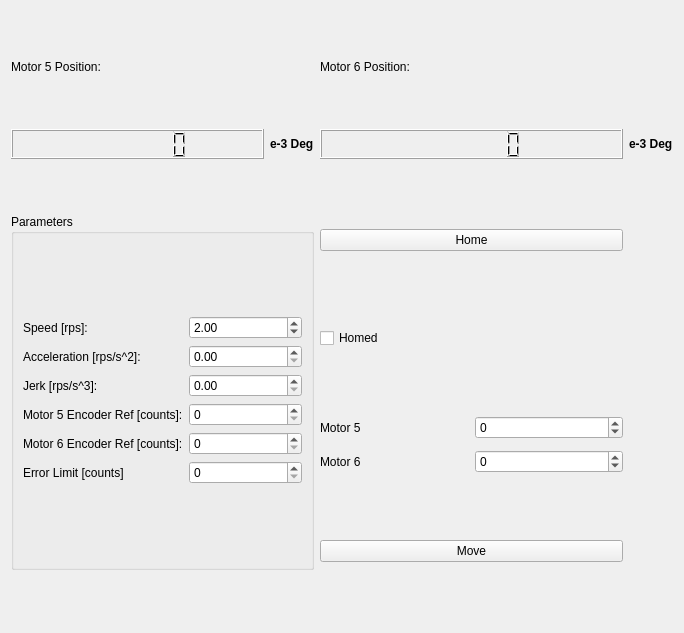
Before: the Qt Designer form flipcoil/gui/ui/ppmacwidget.ui in lnls-ima/flip-coil-control, drawn with Qt 5.
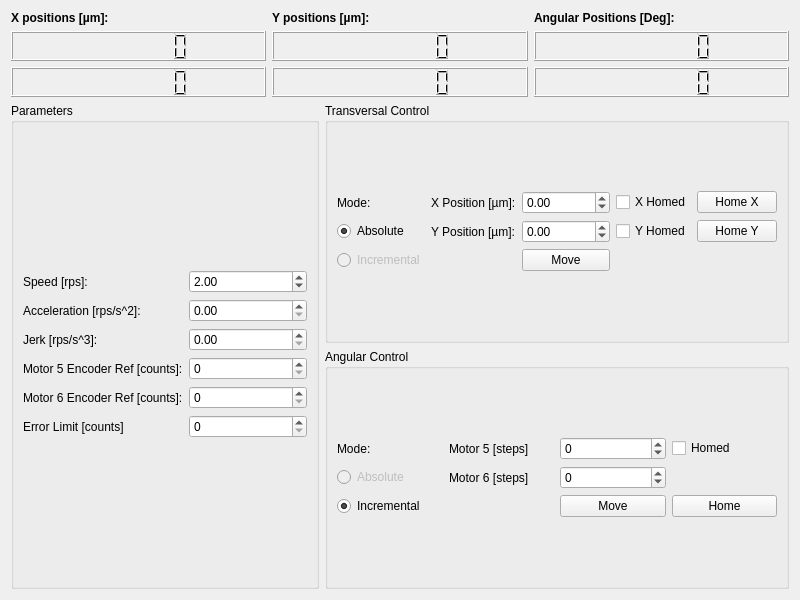
After: the same form once the commit is applied.

Diff of the .ui file:
```diff
--- a/flipcoil/gui/ui/ppmacwidget.ui
+++ b/flipcoil/gui/ui/ppmacwidget.ui
@@ -6,43 +6,57 @@
    <rect>
     <x>0</x>
     <y>0</y>
-    <width>684</width>
-    <height>633</height>
+    <width>800</width>
+    <height>600</height>
    </rect>
   </property>
   <property name="windowTitle">
    <string>Form</string>
   </property>
-  <layout class="QGridLayout" name="gridLayout_2">
-   <item row="0" column="0">
-    <widget class="QLabel" name="label_4">
-     <property name="sizePolicy">
-      <sizepolicy hsizetype="Preferred" vsizetype="Maximum">
-       <horstretch>0</horstretch>
-       <verstretch>0</verstretch>
-      </sizepolicy>
-     </property>
-     <property name="text">
-      <string>Motor 5 Position:</string>
-     </property>
-    </widget>
-   </item>
-   <item row="0" column="1">
-    <widget class="QLabel" name="label_6">
-     <property name="sizePolicy">
-      <sizepolicy hsizetype="Preferred" vsizetype="Maximum">
-       <horstretch>0</horstretch>
-       <verstretch>0</verstretch>
-      </sizepolicy>
-     </property>
-     <property name="text">
-      <string>Motor 6 Position:</string>
-     </property>
-    </widget>
-   </item>
-   <item row="1" column="0">
-    <layout class="QHBoxLayout" name="horizontalLayout_2">
-     <item>
+  <layout class="QGridLayout" name="gridLayout_8">
+   <item row="0" column="0" colspan="2">
+    <layout class="QGridLayout" name="gridLayout_2">
+     <item row="1" column="1">
+      <widget class="QLCDNumber" name="lcd_pos2">
+       <property name="digitCount">
+        <number>7</number>
+       </property>
+      </widget>
+     </item>
+     <item row="2" column="2">
+      <widget class="QLCDNumber" name="lcd_pos6">
+       <property name="sizePolicy">
+        <sizepolicy hsizetype="Minimum" vsizetype="Maximum">
+         <horstretch>0</horstretch>
+         <verstretch>0</verstretch>
+        </sizepolicy>
+       </property>
+       <property name="minimumSize">
+        <size>
+         <width>0</width>
+         <height>30</height>
+        </size>
+       </property>
+       <property name="digitCount">
+        <number>7</number>
+       </property>
+      </widget>
+     </item>
+     <item row="2" column="0">
+      <widget class="QLCDNumber" name="lcd_pos3">
+       <property name="digitCount">
+        <number>7</number>
+       </property>
+      </widget>
+     </item>
+     <item row="2" column="1">
+      <widget class="QLCDNumber" name="lcd_pos4">
+       <property name="digitCount">
+        <number>7</number>
+       </property>
+      </widget>
+     </item>
+     <item row="1" column="2">
       <widget class="QLCDNumber" name="lcd_pos5">
        <property name="sizePolicy">
         <sizepolicy hsizetype="Minimum" vsizetype="Maximum">
@@ -61,10 +75,17 @@
        </property>
       </widget>
      </item>
-     <item>
-      <widget class="QLabel" name="label_8">
+     <item row="1" column="0">
+      <widget class="QLCDNumber" name="lcd_pos1">
+       <property name="digitCount">
+        <number>7</number>
+       </property>
+      </widget>
+     </item>
+     <item row="0" column="0">
+      <widget class="QLabel" name="label_13">
        <property name="sizePolicy">
-        <sizepolicy hsizetype="Maximum" vsizetype="Maximum">
+        <sizepolicy hsizetype="Preferred" vsizetype="Maximum">
          <horstretch>0</horstretch>
          <verstretch>0</verstretch>
         </sizepolicy>
@@ -76,51 +97,51 @@
         </font>
        </property>
        <property name="text">
-        <string>e-3 Deg</string>
+        <string>X positions [µm]:</string>
+       </property>
+      </widget>
+     </item>
+     <item row="0" column="1">
+      <widget class="QLabel" name="label_14">
+       <property name="sizePolicy">
+        <sizepolicy hsizetype="Preferred" vsizetype="Maximum">
+         <horstretch>0</horstretch>
+         <verstretch>0</verstretch>
+        </sizepolicy>
+       </property>
+       <property name="font">
+        <font>
+         <weight>75</weight>
+         <bold>true</bold>
+        </font>
+       </property>
+       <property name="text">
+        <string>Y positions [µm]:</string>
+       </property>
+      </widget>
+     </item>
+     <item row="0" column="2">
+      <widget class="QLabel" name="label_15">
+       <property name="sizePolicy">
+        <sizepolicy hsizetype="Preferred" vsizetype="Maximum">
+         <horstretch>0</horstretch>
+         <verstretch>0</verstretch>
+        </sizepolicy>
+       </property>
+       <property name="font">
+        <font>
+         <weight>75</weight>
+         <bold>true</bold>
+        </font>
+       </property>
+       <property name="text">
+        <string>Angular Positions [Deg]:</string>
        </property>
       </widget>
      </item>
     </layout>
    </item>
-   <item row="1" column="1">
-    <widget class="QLCDNumber" name="lcd_pos6">
-     <property name="sizePolicy">
-      <sizepolicy hsizetype="Minimum" vsizetype="Maximum">
-       <horstretch>0</horstretch>
-       <verstretch>0</verstretch>
-      </sizepolicy>
-     </property>
-     <property name="minimumSize">
-      <size>
-       <width>0</width>
-       <height>30</height>
-      </size>
-     </property>
-     <property name="digitCount">
-      <number>7</number>
-     </property>
-    </widget>
-   </item>
-   <item row="1" column="2">
-    <widget class="QLabel" name="label_9">
-     <property name="sizePolicy">
-      <sizepolicy hsizetype="Maximum" vsizetype="Maximum">
-       <horstretch>0</horstretch>
-       <verstretch>0</verstretch>
-      </sizepolicy>
-     </property>
-     <property name="font">
-      <font>
-       <weight>75</weight>
-       <bold>true</bold>
-      </font>
-     </property>
-     <property name="text">
-      <string>e-3 Deg</string>
-     </property>
-    </widget>
-   </item>
-   <item row="2" column="0" rowspan="4">
+   <item row="1" column="0" rowspan="2">
     <widget class="QGroupBox" name="groupBox_2">
      <property name="title">
       <string>Parameters</string>
@@ -211,69 +232,226 @@
      </layout>
     </widget>
    </item>
+   <item row="1" column="1">
+    <widget class="QGroupBox" name="groupBox_3">
+     <property name="title">
+      <string>Transversal Control</string>
+     </property>
+     <layout class="QGridLayout" name="gridLayout_5">
+      <item row="0" column="0">
+       <layout class="QGridLayout" name="gridLayout_3">
+        <item row="1" column="3">
+         <widget class="QCheckBox" name="chb_homed_x_2">
+          <property name="text">
+           <string>Y Homed</string>
+          </property>
+          <property name="checkable">
+           <bool>true</bool>
+          </property>
+          <property name="tristate">
+           <bool>false</bool>
+          </property>
+         </widget>
+        </item>
+        <item row="1" column="2">
+         <widget class="QDoubleSpinBox" name="dsb_y">
+          <property name="minimum">
+           <double>-999999.000000000000000</double>
+          </property>
+          <property name="maximum">
+           <double>999999.000000000000000</double>
+          </property>
+         </widget>
+        </item>
+        <item row="0" column="1">
+         <widget class="QLabel" name="label_4">
+          <property name="text">
+           <string>X Position [µm]:</string>
+          </property>
+         </widget>
+        </item>
+        <item row="2" column="2">
+         <widget class="QPushButton" name="pbt_move_xy">
+          <property name="text">
+           <string>Move</string>
+          </property>
+         </widget>
+        </item>
+        <item row="0" column="3">
+         <widget class="QCheckBox" name="chb_homed_x">
+          <property name="text">
+           <string>X Homed</string>
+          </property>
+          <property name="checkable">
+           <bool>true</bool>
+          </property>
+          <property name="tristate">
+           <bool>false</bool>
+          </property>
+         </widget>
+        </item>
+        <item row="1" column="1">
+         <widget class="QLabel" name="label_6">
+          <property name="text">
+           <string>Y Position [µm]:</string>
+          </property>
+         </widget>
+        </item>
+        <item row="0" column="2">
+         <widget class="QDoubleSpinBox" name="dsb_x">
+          <property name="minimum">
+           <double>-999999.000000000000000</double>
+          </property>
+          <property name="maximum">
+           <double>999999.000000000000000</double>
+          </property>
+         </widget>
+        </item>
+        <item row="0" column="0">
+         <widget class="QLabel" name="label_8">
+          <property name="text">
+           <string>Mode:</string>
+          </property>
+         </widget>
+        </item>
+        <item row="1" column="0">
+         <widget class="QRadioButton" name="rdb_abs_xy">
+          <property name="text">
+           <string>Absolute</string>
+          </property>
+          <property name="checked">
+           <bool>true</bool>
+          </property>
+         </widget>
+        </item>
+        <item row="2" column="0">
+         <widget class="QRadioButton" name="rdb_inc_xy">
+          <property name="enabled">
+           <bool>false</bool>
+          </property>
+          <property name="text">
+           <string>Incremental</string>
+          </property>
+         </widget>
+        </item>
+        <item row="0" column="4">
+         <widget class="QPushButton" name="pbt_home_x">
+          <property name="text">
+           <string>Home X</string>
+          </property>
+         </widget>
+        </item>
+        <item row="1" column="4">
+         <widget class="QPushButton" name="pbt_home_y">
+          <property name="text">
+           <string>Home Y</string>
+          </property>
+         </widget>
+        </item>
+       </layout>
+      </item>
+     </layout>
+    </widget>
+   </item>
    <item row="2" column="1">
-    <widget class="QPushButton" name="pbt_home">
-     <property name="text">
-      <string>Home</string>
+    <widget class="QGroupBox" name="groupBox">
+     <property name="title">
+      <string>Angular Control</string>
      </property>
-    </widget>
-   </item>
-   <item row="3" column="1">
-    <widget class="QCheckBox" name="chb_homed">
-     <property name="text">
-      <string>Homed</string>
-     </property>
-     <property name="checkable">
-      <bool>true</bool>
-     </property>
-     <property name="tristate">
-      <bool>false</bool>
-     </property>
-    </widget>
-   </item>
-   <item row="4" column="1">
-    <layout class="QGridLayout" name="gridLayout_3">
-     <item row="0" column="0">
-      <widget class="QLabel" name="label_11">
-       <property name="text">
-        <string>Motor 5</string>
-       </property>
-      </widget>
-     </item>
-     <item row="0" column="1">
-      <widget class="QSpinBox" name="sb_steps5">
-       <property name="minimum">
-        <number>-200000</number>
-       </property>
-       <property name="maximum">
-        <number>200000</number>
-       </property>
-      </widget>
-     </item>
-     <item row="1" column="0">
-      <widget class="QLabel" name="label_12">
-       <property name="text">
-        <string>Motor 6</string>
-       </property>
-      </widget>
-     </item>
-     <item row="1" column="1">
-      <widget class="QSpinBox" name="sb_steps6">
-       <property name="minimum">
-        <number>-200000</number>
-       </property>
-       <property name="maximum">
-        <number>200000</number>
-       </property>
-      </widget>
-     </item>
-    </layout>
-   </item>
-   <item row="5" column="1">
-    <widget class="QPushButton" name="pbt_move">
-     <property name="text">
-      <string>Move</string>
-     </property>
+     <layout class="QGridLayout" name="gridLayout_7">
+      <item row="0" column="0">
+       <layout class="QGridLayout" name="gridLayout_6">
+        <item row="0" column="1">
+         <widget class="QLabel" name="label_11">
+          <property name="text">
+           <string>Motor 5 [steps]</string>
+          </property>
+         </widget>
+        </item>
+        <item row="2" column="0">
+         <widget class="QRadioButton" name="rdb_inc">
+          <property name="text">
+           <string>Incremental</string>
+          </property>
+          <property name="checked">
+           <bool>true</bool>
+          </property>
+         </widget>
+        </item>
+        <item row="1" column="2">
+         <widget class="QSpinBox" name="sb_steps6">
+          <property name="minimum">
+           <number>-200000</number>
+          </property>
+          <property name="maximum">
+           <number>200000</number>
+          </property>
+         </widget>
+        </item>
+        <item row="1" column="0">
+         <widget class="QRadioButton" name="rdb_abs">
+          <property name="enabled">
+           <bool>false</bool>
+          </property>
+          <property name="text">
+           <string>Absolute</string>
+          </property>
+         </widget>
+        </item>
+        <item row="1" column="1">
+         <widget class="QLabel" name="label_12">
+          <property name="text">
+           <string>Motor 6 [steps]</string>
+          </property>
+         </widget>
+        </item>
+        <item row="0" column="3">
+         <widget class="QCheckBox" name="chb_homed">
+          <property name="text">
+           <string>Homed</string>
+          </property>
+          <property name="checkable">
+           <bool>true</bool>
+          </property>
+          <property name="tristate">
+           <bool>false</bool>
+          </property>
+         </widget>
+        </item>
+        <item row="2" column="3">
+         <widget class="QPushButton" name="pbt_home">
+          <property name="text">
+           <string>Home</string>
+          </property>
+         </widget>
+        </item>
+        <item row="2" column="2">
+         <widget class="QPushButton" name="pbt_move">
+          <property name="text">
+           <string>Move</string>
+          </property>
+         </widget>
+        </item>
+        <item row="0" column="2">
+         <widget class="QSpinBox" name="sb_steps5">
+          <property name="minimum">
+           <number>-200000</number>
+          </property>
+          <property name="maximum">
+           <number>200000</number>
+          </property>
+         </widget>
+        </item>
+        <item row="0" column="0">
+         <widget class="QLabel" name="label_9">
+          <property name="text">
+           <string>Mode:</string>
+          </property>
+         </widget>
+        </item>
+       </layout>
+      </item>
+     </layout>
     </widget>
    </item>
   </layout>
```
